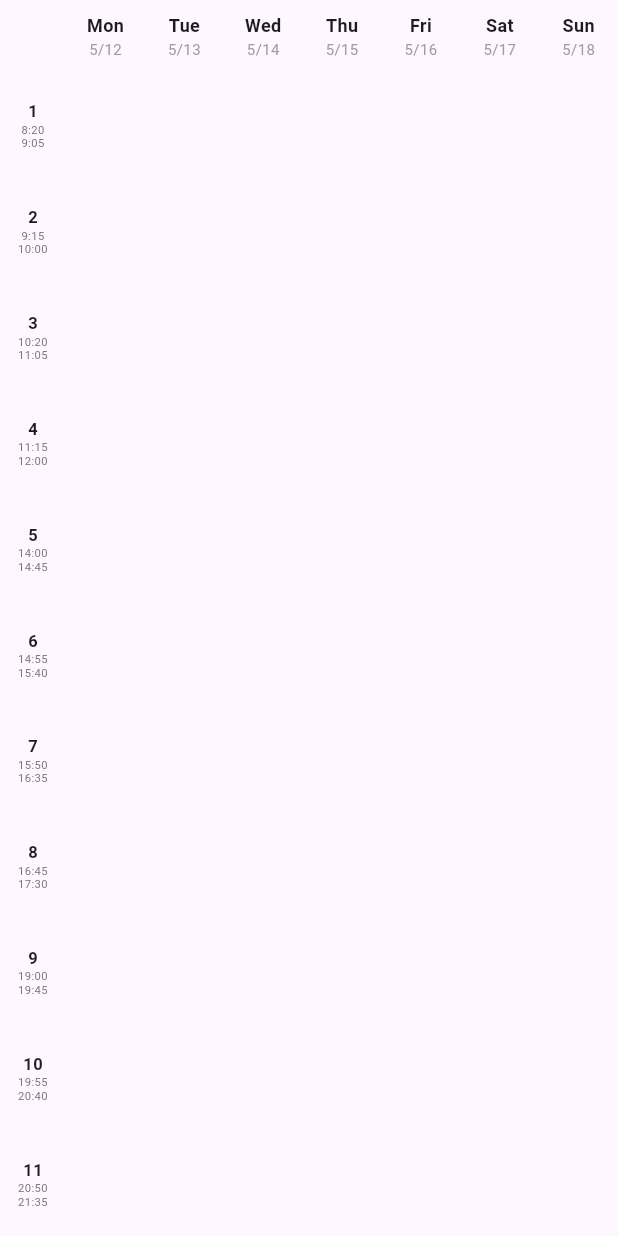
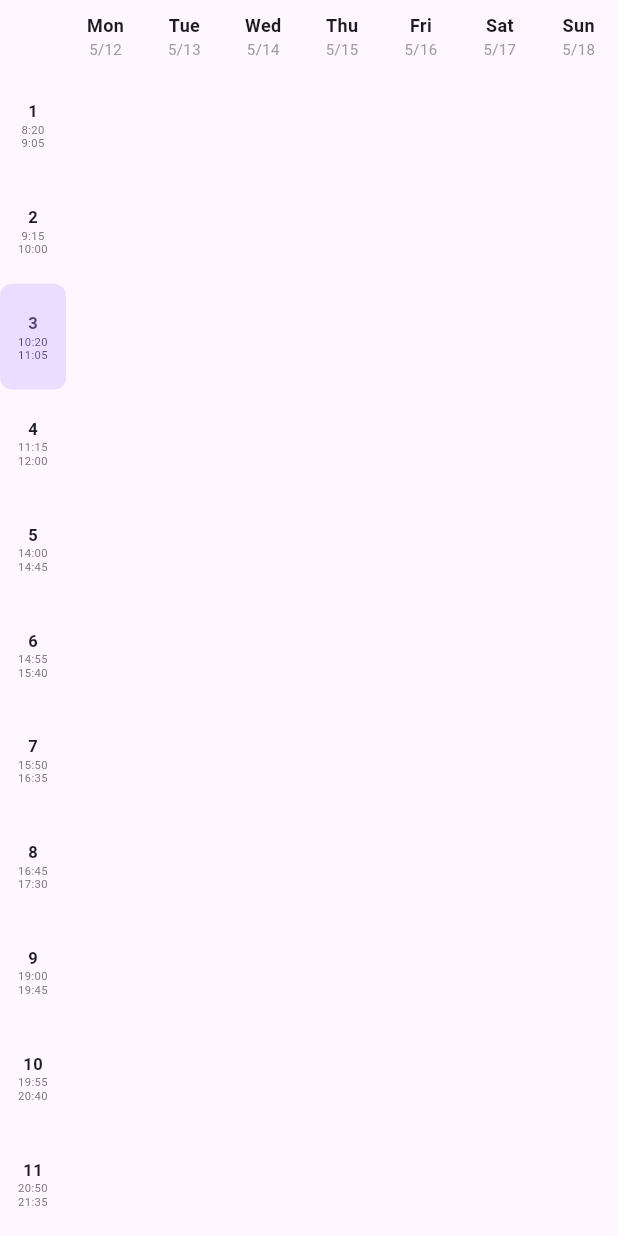
Before and after one commit to weijianxian/fzu_assistant, a Flutter app: the ScheduleGrid widget shown alone on an empty page, opened directly with empty values, on a phone screen of 412 x 824 dp. Run offline on Flutter 3.47's test engine with Material 3 defaults, Android fonts, the phone set to English and light mode, and no system bars; our stand-ins replace cookie_jar, dio, dio_cookie_manager, flutter_hooks, flutter_secure_storage, package_info_plus and 1 more; missing offline and left inert: charset, flutter_inappwebview, re_editor, re_highlight; accounts and stored records are empty; network calls fail.

Commit message:
💄 ui: 优化课程时间段标签，突出当前时间段

```diff
--- a/lib/screen/schedule/schedule_grid.dart
+++ b/lib/screen/schedule/schedule_grid.dart
@@ -65,6 +65,7 @@ class ScheduleGrid extends StatelessWidget {
 
         final now = DateTime.now();
         final today = DateTime(now.year, now.month, now.day);
+        final nowMinutes = now.hour * 60 + now.minute;
 
         final weekdays = _weekdays(AppLocalizations.of(context)!);
 
@@ -112,32 +113,7 @@ class ScheduleGrid extends StatelessWidget {
                     child: Column(
                       children: [
                         for (var p = 0; p < _maxPeriod; p++)
-                          SizedBox(
-                            height: cellHeight,
-                            child: Column(
-                              mainAxisAlignment: MainAxisAlignment.center,
-                              children: [
-                                Text(
-                                  '${p + 1}',
-                                  style: const TextStyle(
-                                    fontSize: 11,
-                                    fontWeight: FontWeight.w600,
-                                  ),
-                                ),
-                                Text(
-                                  '${_timeSlots[p].$1}\n${_timeSlots[p].$2}',
-                                  textAlign: TextAlign.center,
-                                  style: TextStyle(
-                                    fontSize: 7.5,
-                                    height: 1.2,
-                                    color: Theme.of(
-                                      context,
-                                    ).colorScheme.outline,
-                                  ),
-                                ),
-                              ],
-                            ),
-                          ),
+                          _buildPeriodLabel(context, p, cellHeight, nowMinutes),
                       ],
                     ),
                   ),
@@ -188,7 +164,8 @@ class ScheduleGrid extends StatelessWidget {
   ) {
     final scheme = Theme.of(context).colorScheme;
     return Container(
-      padding: const EdgeInsets.symmetric(horizontal: 6, vertical: 2),
+      width: double.infinity,
+      padding: const EdgeInsets.symmetric(vertical: 2),
       decoration: isToday
           ? BoxDecoration(
               color: scheme.primaryContainer,
@@ -214,6 +191,56 @@ class ScheduleGrid extends StatelessWidget {
             ),
           ),
         ],
+      ),
+    );
+  }
+
+  Widget _buildPeriodLabel(
+    BuildContext context,
+    int index,
+    double cellHeight,
+    int nowMinutes,
+  ) {
+    final scheme = Theme.of(context).colorScheme;
+    final slot = _timeSlots[index];
+    final startParts = slot.$1.split(':');
+    final endParts = slot.$2.split(':');
+    final startMin = int.parse(startParts[0]) * 60 + int.parse(startParts[1]);
+    final endMin = int.parse(endParts[0]) * 60 + int.parse(endParts[1]);
+    final isCurrent = nowMinutes >= startMin && nowMinutes <= endMin;
+
+    return SizedBox(
+      width: _labelWidth,
+      height: cellHeight,
+      child: Container(
+        decoration: isCurrent
+            ? BoxDecoration(
+                color: scheme.primaryContainer,
+                borderRadius: BorderRadius.circular(8),
+              )
+            : null,
+        child: Column(
+          mainAxisAlignment: MainAxisAlignment.center,
+          children: [
+            Text(
+              '${index + 1}',
+              style: TextStyle(
+                fontSize: 11,
+                fontWeight: FontWeight.w600,
+                color: isCurrent ? scheme.onPrimaryContainer : null,
+              ),
+            ),
+            Text(
+              '${slot.$1}\n${slot.$2}',
+              textAlign: TextAlign.center,
+              style: TextStyle(
+                fontSize: 7.5,
+                height: 1.2,
+                color: isCurrent ? scheme.onPrimaryContainer : scheme.outline,
+              ),
+            ),
+          ],
+        ),
       ),
     );
   }
--- a/pubspec.yaml
+++ b/pubspec.yaml
@@ -1,7 +1,7 @@
 name: fzu_assistant
 description: "福州大学一站式校园助手 — 课表、成绩、考试、校历，开箱即用。"
 publish_to: 'none'
-version: 1.1.4+30
+version: 1.1.4+31
 
 environment:
   sdk: ^3.11.5
```
